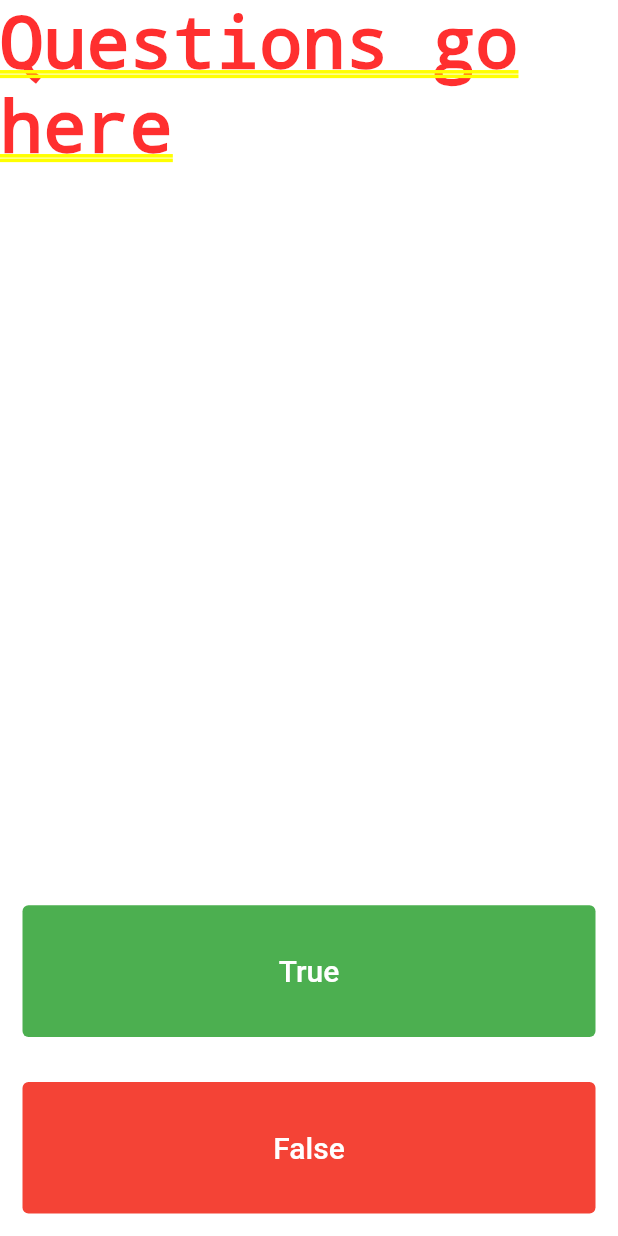
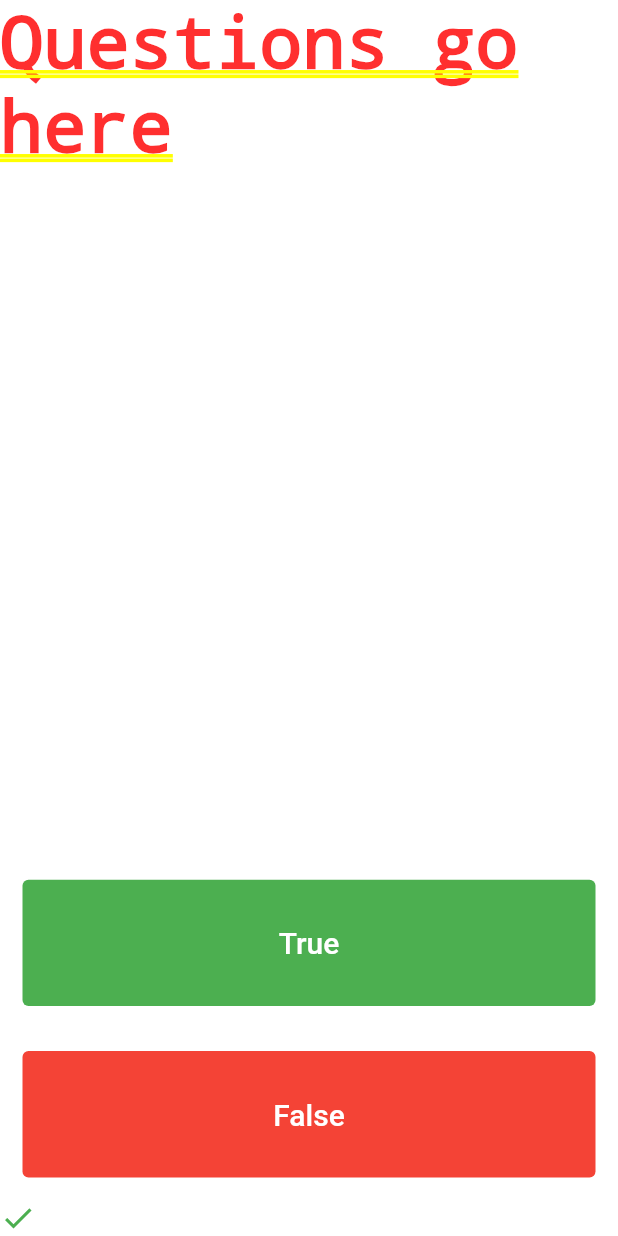
Before and after one commit to Deisun/quiz_app, a Flutter app: the screen it shows after launch, on a phone screen of 412 x 824 dp. Run offline on Flutter 3.47's test engine with Material 2 defaults, Android fonts, the phone set to English and light mode, and no system bars.

Commit message:
Stateful scoreboard.

```diff
--- a/lib/main.dart
+++ b/lib/main.dart
@@ -24,14 +24,28 @@ class Quiz extends StatefulWidget {
 }
 
 class _QuizState extends State<Quiz> {
-  List<Icon> score = [];
+  List<Icon> score = [
+    Icon(
+      Icons.check,
+      color: Colors.green,
+    )
+  ];
 
   TextButton buildButton(String name, Color color) {
     return TextButton(
       style: TextButton.styleFrom(
         backgroundColor: color,
       ),
-      onPressed: null,
+      onPressed: () {
+        setState(() {
+          score.add(
+            Icon(
+                Icons.check,
+                color: Colors.green
+            ),
+          );
+        });
+      },
       child: Text(
         name,
         style: TextStyle(
```
